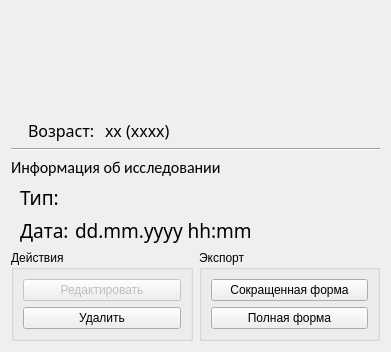
The window that project/forms/Examination_info.ui (Galoev/nutritionist-helper) describes before a commit, drawn with Qt 5.
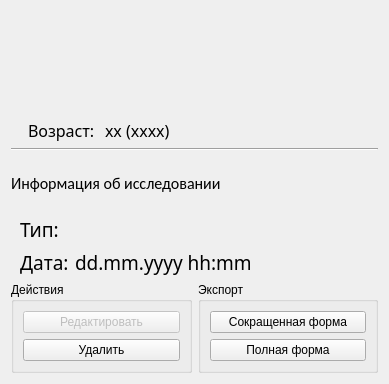
The same window after the commit. Icons and pictures are not drawn.

What changed in the file:
```diff
--- a/project/forms/Examination_info.ui
+++ b/project/forms/Examination_info.ui
@@ -6,14 +6,14 @@
    <rect>
     <x>0</x>
     <y>0</y>
-    <width>391</width>
-    <height>321</height>
+    <width>389</width>
+    <height>384</height>
    </rect>
   </property>
   <property name="maximumSize">
    <size>
     <width>16777215</width>
-    <height>321</height>
+    <height>384</height>
    </size>
   </property>
   <property name="windowTitle">
```
